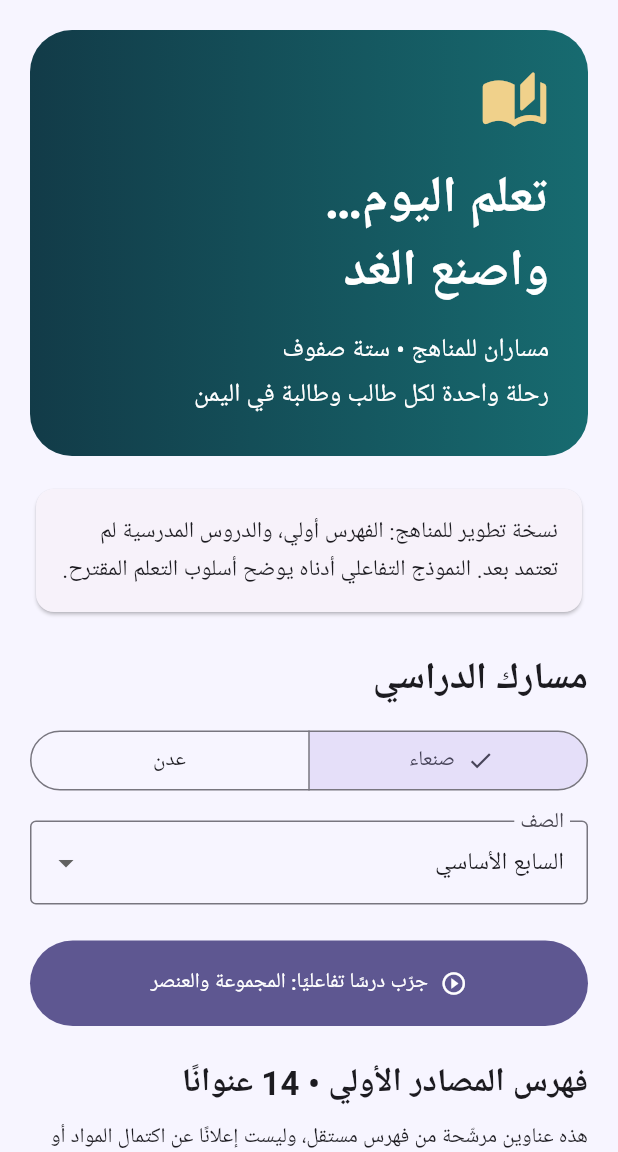
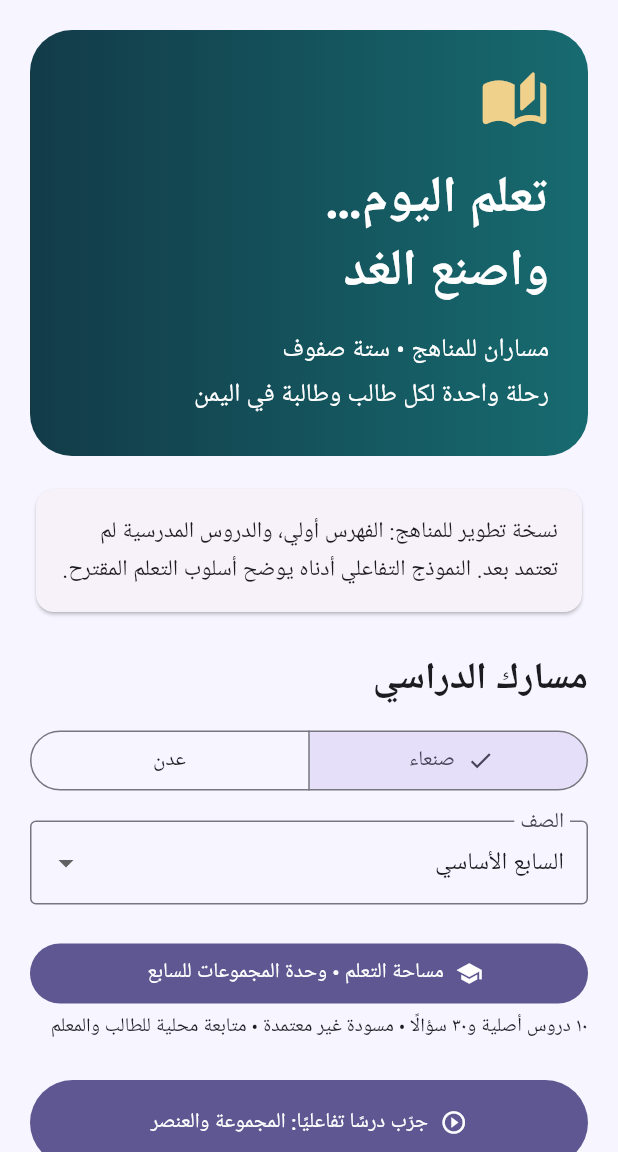
Before and after one commit to dawood634/atalam-ma-akhi-app, a Flutter app: the screen it shows after launch, on a phone screen of 412 x 824 dp, the part 84-1236 px from its top. Run offline on Flutter 3.47's test engine with Material 3 defaults, Android fonts, the phone set to English and light mode, and no system bars; our stand-ins replace flutter_tts, shared_preferences.

Commit message:
Connect student and teacher workspace to curriculum portal [skip ci]

```diff
--- a/lib/platform.dart
+++ b/lib/platform.dart
@@ -1,4 +1,5 @@
 import 'dart:convert';
+import 'unit_workspace.dart';
 import 'package:flutter/material.dart';
 import 'package:flutter/services.dart';
 import 'package:shared_preferences/shared_preferences.dart';
@@ -60,6 +61,10 @@ class _CurriculumPortalState extends State<CurriculumPortal> {
             selected: {branch}, onSelectionChanged: (v) { setState(() => branch = v.first); save(); }),
           const SizedBox(height: 8), const Text('نسبة كل كتاب إلى العلمي أو الأدبي ما زالت قيد التحقق؛ الفهرس أدناه غير مصنّف حسب الفرع بعد.', style: TextStyle(fontSize: 13)),
         ],
+        const SizedBox(height: 22), FilledButton.icon(icon: const Icon(Icons.school),
+          label: const Text('مساحة التعلم • وحدة المجموعات للسابع'),
+          onPressed: () => Navigator.push(context, MaterialPageRoute(builder: (_) => const UnitWorkspace()))),
+        const Text('١٠ دروس أصلية و٣٠ سؤالًا • مسودة غير معتمدة • متابعة محلية للطالب والمعلم', style: TextStyle(fontSize: 13, height: 1.7)),
         const SizedBox(height: 24), FilledButton.icon(icon: const Icon(Icons.play_circle_outline),
           style: FilledButton.styleFrom(padding: const EdgeInsets.all(18)), label: const Text('جرّب درسًا تفاعليًا: المجموعة والعنصر'),
           onPressed: () => Navigator.push(context, MaterialPageRoute(builder: (_) => const SetsDemoPage()))),
```
